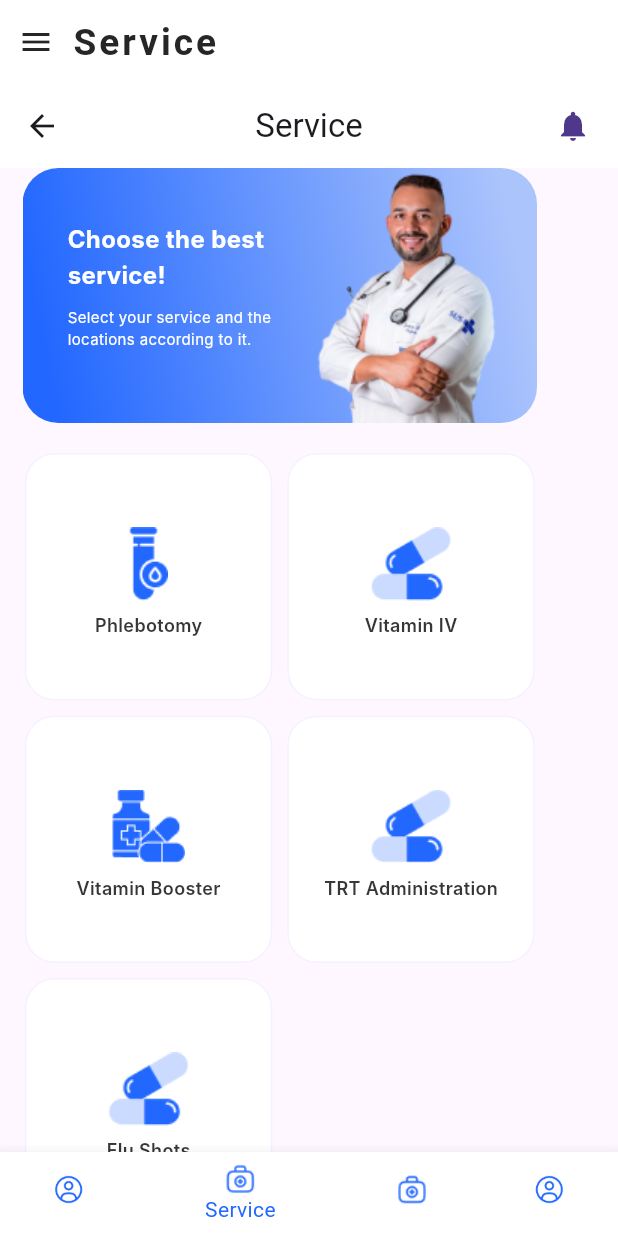
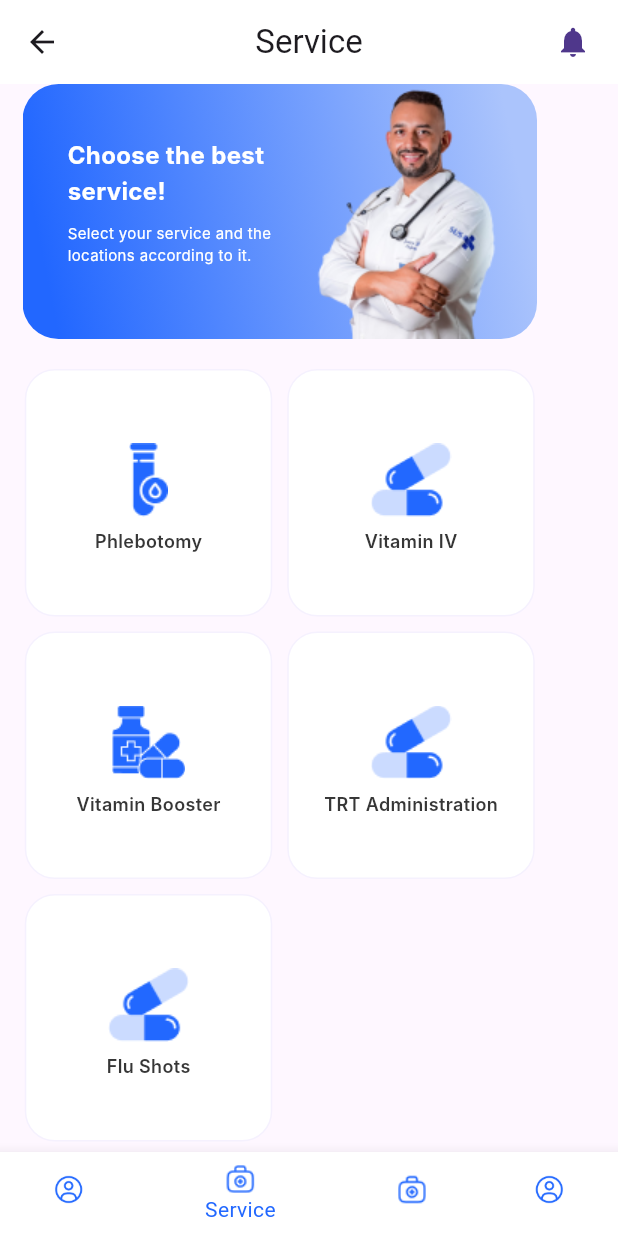
Before and after one commit to MustuBharmal/DocBookingApp, a Flutter app: the NavigationScreen screen opened by its route, item 2 of the bottom bar chosen, on a phone screen of 412 x 824 dp. Run offline on Flutter 3.47's test engine with Material 3 defaults, Android fonts, the phone set to English and light mode, and no system bars; our stand-ins replace get, get_storage, google_fonts, logger; accounts and stored records are empty; network calls fail; Roboto replaces fonts that are missing (Inter).

Commit message:
navigation

```diff
--- a/lib/presentations/home/view/navigation_screen.dart
+++ b/lib/presentations/home/view/navigation_screen.dart
@@ -2,7 +2,6 @@ import 'package:doc_booking_app/presentations/home/controller/home_controller.da
 import 'package:flutter/material.dart';
 import 'package:get/get.dart';
 import '../../../util/app_color.dart';
-import '../../../widgets/customer_app_bar.dart';
 
 class NavigationScreen extends GetView<HomeController> {
   const NavigationScreen({super.key});
@@ -13,10 +12,10 @@ class NavigationScreen extends GetView<HomeController> {
   Widget build(BuildContext context) {
     return Obx(
       () => Scaffold(
-        appBar: CustomAppBar(
+       /* appBar: CustomAppBar(
           title: controller.appBarTitle[controller.selectedIndex.value],
           back: false,
-        ),
+        ),*/
         body: controller.pages[controller.selectedIndex.value],
         bottomNavigationBar: BottomNavigationBar(
           selectedItemColor: AppColors.primary,
```
